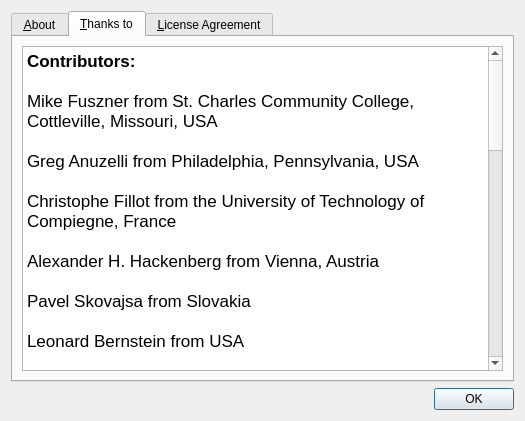
GNS3/gns3-legacy, file src/GNS3/Ui/Form_About.ui: the form before one commit.
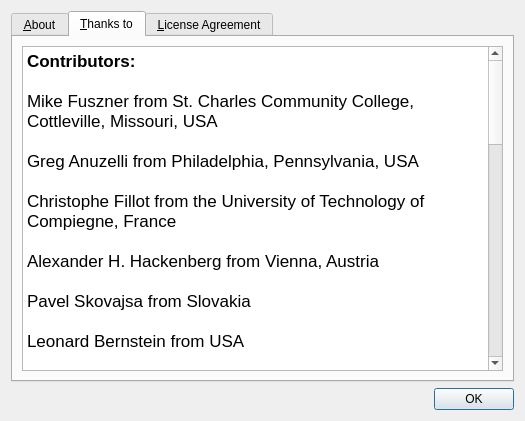
The form after the commit. The open tabs and pages were chosen to show the change. Icons and pictures are not drawn.

Commit message: Greek translation

```diff
--- a/src/GNS3/Ui/Form_About.ui
+++ b/src/GNS3/Ui/Form_About.ui
@@ -127,7 +127,11 @@
 &lt;p style=&quot;-qt-paragraph-type:empty; margin-top:0px; margin-bottom:0px; margin-left:0px; margin-right:0px; -qt-block-indent:0; text-indent:0px;&quot;&gt;&lt;/p&gt;
 &lt;p style=&quot; margin-top:0px; margin-bottom:0px; margin-left:0px; margin-right:0px; -qt-block-indent:0; text-indent:0px;&quot;&gt;Andrea Riela &amp;amp; Vincenzo Reale: Italian translation (code: it)&lt;/p&gt;
 &lt;p style=&quot;-qt-paragraph-type:empty; margin-top:0px; margin-bottom:0px; margin-left:0px; margin-right:0px; -qt-block-indent:0; text-indent:0px;&quot;&gt;&lt;/p&gt;
-&lt;p style=&quot; margin-top:0px; margin-bottom:0px; margin-left:0px; margin-right:0px; -qt-block-indent:0; text-indent:0px;&quot;&gt;Kyryl Tumanov: Ukrainian translation (code: uk)&lt;/p&gt;&lt;/body&gt;&lt;/html&gt;</string>
+&lt;p style=&quot; margin-top:0px; margin-bottom:0px; margin-left:0px; margin-right:0px; -qt-block-indent:0; text-indent:0px;&quot;&gt;Kyryl Tumanov: Ukrainian translation (code: uk)&lt;/p&gt;
+&lt;p style=&quot;-qt-paragraph-type:empty; margin-top:0px; margin-bottom:0px; margin-left:0px; margin-right:0px; -qt-block-indent:0; text-indent:0px;&quot;&gt;&lt;/p&gt;
+&lt;p style=&quot; margin-top:0px; margin-bottom:0px; margin-left:0px; margin-right:0px; -qt-block-indent:0; text-indent:0px;&quot;&gt;Tranzitwww: Romanian translation (code: ro)&lt;/p&gt;
+&lt;p style=&quot;-qt-paragraph-type:empty; margin-top:0px; margin-bottom:0px; margin-left:0px; margin-right:0px; -qt-block-indent:0; text-indent:0px;&quot;&gt;&lt;/p&gt;
+&lt;p style=&quot; margin-top:0px; margin-bottom:0px; margin-left:0px; margin-right:0px; -qt-block-indent:0; text-indent:0px;&quot;&gt;&lt;span style=&quot; color:#000000;&quot;&gt;Dionissys Anyfantis: Greek translation (code: gr)&lt;/span&gt;&lt;/p&gt;&lt;/body&gt;&lt;/html&gt;</string>
          </property>
         </widget>
        </item>
```
Left out of the diff: 2 changed lines with no effect on the pictures. The commit also changes 72 other files.
